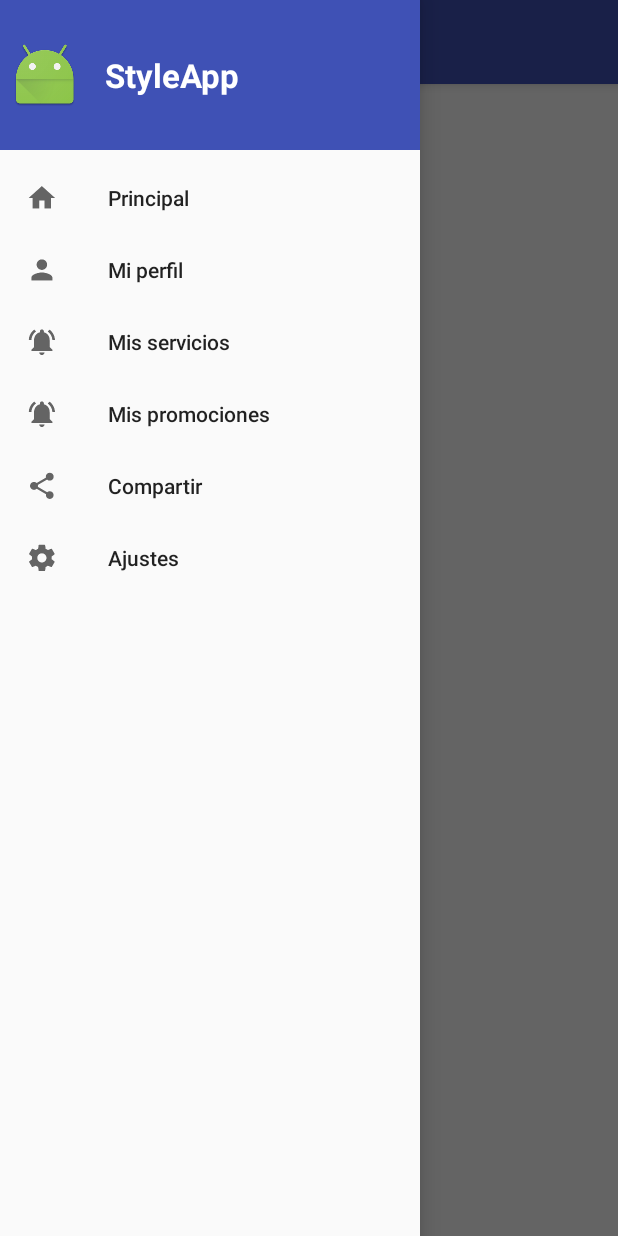
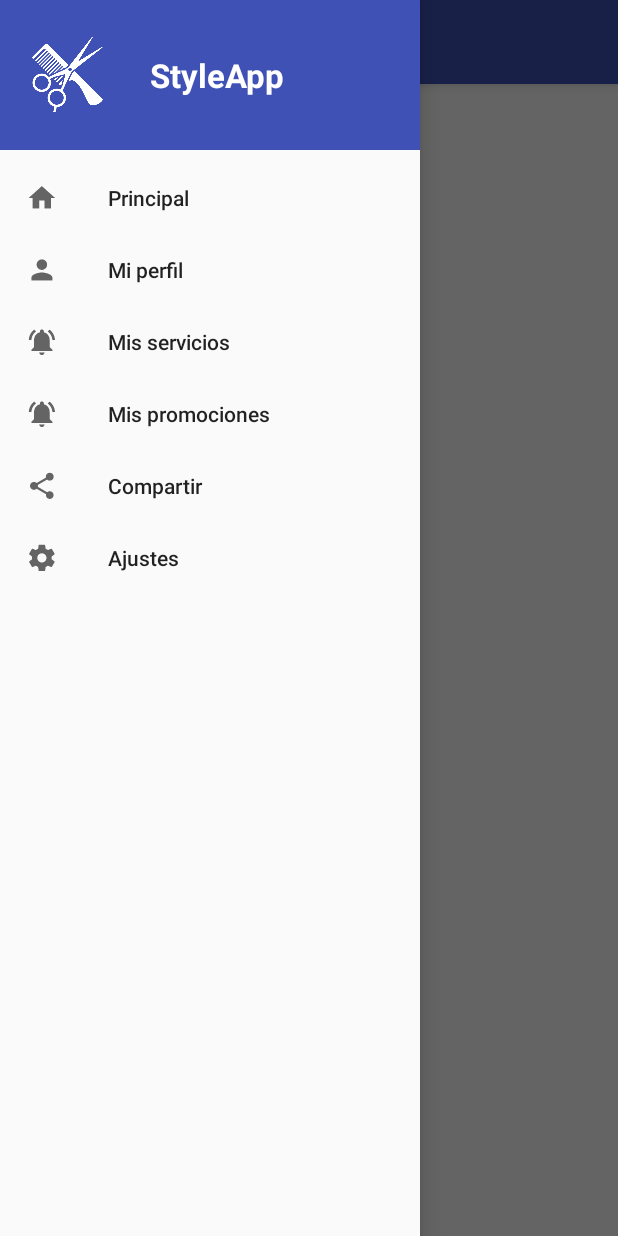
Before and after one commit to Eduardoangulo/Styleapp, an Android app: the screen it shows after launch (MainActivity), with the side drawer open, on a phone screen of 412 x 824 dp. Run offline under Robolectric (Android 15) with nearby library versions, the phone set to English and light mode, and no system bars.

Commit message:
Adding images

```diff
--- a/app/src/main/res/layout/nav_header_main.xml
+++ b/app/src/main/res/layout/nav_header_main.xml
@@ -9,12 +9,12 @@
         android:layout_height="100dp"
         android:background="@color/colorPrimary">
         <ImageView
-            android:layout_marginLeft="6dp"
-            android:layout_marginRight="6dp"
+            android:layout_marginLeft="20dp"
+            android:layout_marginRight="20dp"
             android:layout_gravity="center_vertical"
-            android:layout_width="wrap_content"
-            android:layout_height="wrap_content"
-            android:src="@mipmap/ic_launcher"
+            android:layout_width="50dp"
+            android:layout_height="50dp"
+            android:src="@drawable/styleapp_icon"
             android:scaleType="centerCrop" />
         <TextView
             android:layout_width="wrap_content"
```
Also changed, not shown: app/src/main/res/layout/principal.xml (+7 -3 lines), app/src/main/res/drawable/styleapp_icon.png (added), app/src/main/res/mipmap-hdpi/icon_styleapp.png (added), app/src/main/res/mipmap-mdpi/icon_styleapp.png (added), app/src/main/res/mipmap-xhdpi/icon_styleapp.png (added), app/src/main/res/mipmap-xxhdpi/icon_styleapp.png (added), app/src/main/res/mipmap-xxxhdpi/icon_styleapp.png (added).
